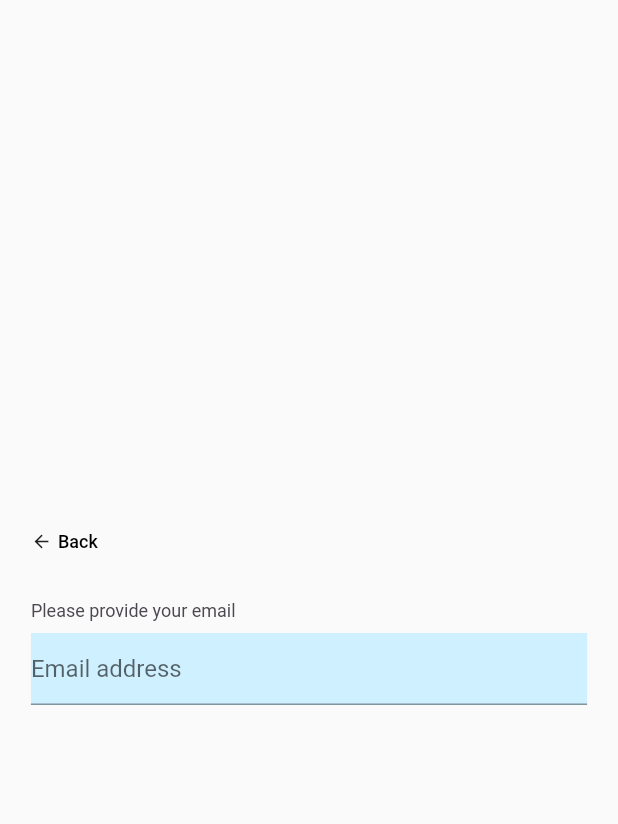
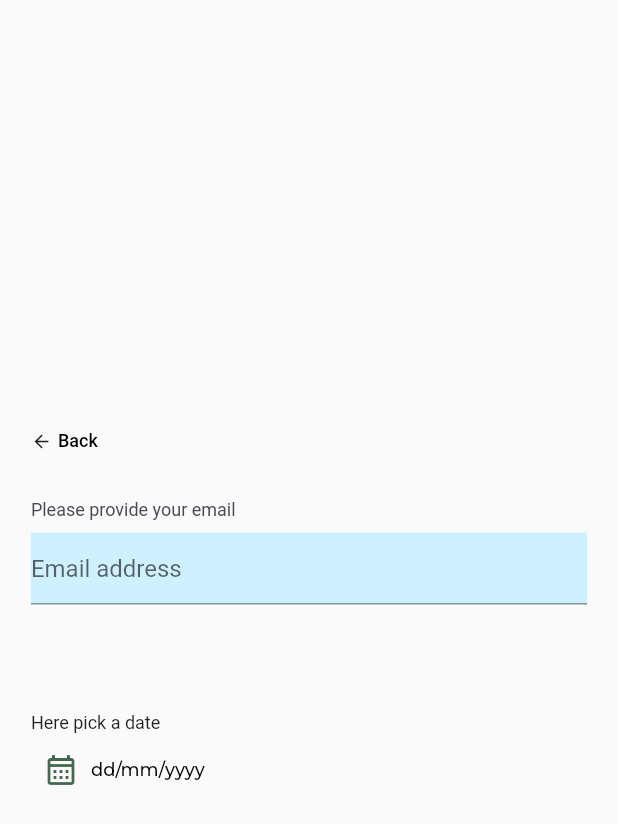
Before and after one commit to MunozovepiG/astuteTestedDS, a Flutter app: the screen it shows after launch, on a phone screen of 412 x 824 dp. Shown: the top 824 px of the screen. Run offline on Flutter 3.47's test engine with Material 2 defaults, Android fonts, the phone set to English and light mode, and no system bars; drawn by our look-alikes of auto_size_text; our stand-ins replace google_fonts.

Commit message:
added the updated calendar

```diff
--- a/lib/main.dart
+++ b/lib/main.dart
@@ -64,6 +64,7 @@ class _MyHomePageState extends State<MyHomePage> {
   Widget build(BuildContext context) {
     bool test = false;
     String? valueExtract;
+    final DateTime currentDate = DateTime.now();
     final TextEditingController _emailController = TextEditingController();
     return Scaffold(
       body: Center(
@@ -113,6 +114,24 @@ class _MyHomePageState extends State<MyHomePage> {
                             valueExtract = value;
                           },
                         ),
+
+                        LS72(),
+                        CustomDatePicker(
+                          intialDate: currentDate
+                              .subtract(const Duration(days: 5 * 365)),
+                          maxDate: currentDate
+                              .subtract(const Duration(days: 5 * 365)),
+                          minDate: currentDate
+                              .subtract(const Duration(days: 20 * 365)),
+                          labelText: 'Here pick a date',
+                          primaryColor: Colors.black,
+                          iconColor: AppTheme.colors.green800,
+                          colorscheme: ColorScheme.light(
+                              primary: AppTheme.colors.lavender500),
+                          onDateSelected: (date) {
+                            print(date);
+                          },
+                        ),
                       ],
                     ),
                   ],
--- a/lib/styles/components.dart
+++ b/lib/styles/components.dart
@@ -13,6 +13,10 @@ class CustomDatePicker extends StatefulWidget {
   final ColorScheme colorscheme;
   final Color iconColor;
   final String labelText;
+
+  DateTime minDate;
+  DateTime maxDate;
+  DateTime intialDate;
   //final Color calendarColor;
 
   //final ValueChanged<DateTime> onChanged;
@@ -22,7 +26,10 @@ class CustomDatePicker extends StatefulWidget {
       required this.onDateSelected,
       required this.colorscheme,
       required this.iconColor,
-      required this.labelText
+      required this.labelText,
+      required this.minDate,
+      required this.maxDate,
+      required this.intialDate
       //required this.calendarColor,
       });
 
@@ -52,15 +59,22 @@ class _CustomDatePickerState extends State<CustomDatePicker> {
   }
 
   Future<void> _selectDate(BuildContext context) async {
-    final DateTime currentDate = DateTime.now();
-    final DateTime sixteenYearsAgo =
-        currentDate.subtract(const Duration(days: 16 * 365));
+    DateTime currentDate = DateTime.now();
+    DateTime minDate =
+        currentDate.subtract(const Duration(days: 90 * 365)); // 90 years ago
+    DateTime maxDate =
+        currentDate.subtract(const Duration(days: 14 * 365)); // 14 years ago
+
+    DateTime initialDate = maxDate;
+    if (currentDate.isBefore(maxDate)) {
+      initialDate = currentDate;
+    }
 
     final DateTime? pickedDate = await showDatePicker(
         context: context,
-        initialDate: DateTime.now(),
-        firstDate: DateTime.now(),
-        lastDate: DateTime(2101),
+        initialDate: widget.intialDate,
+        firstDate: widget.minDate,
+        lastDate: currentDate,
         //neeed to review the calendar color how to make it dynamic
         builder: (context, child) {
           return Theme(
```
